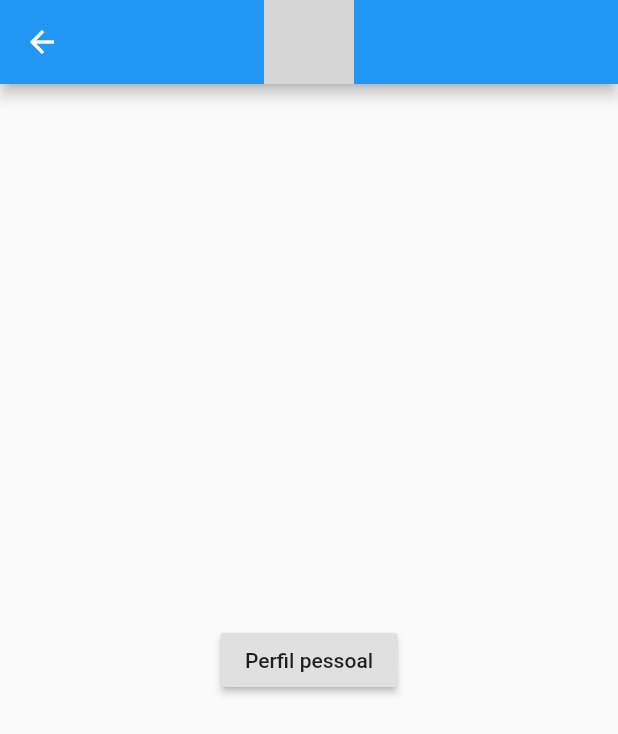
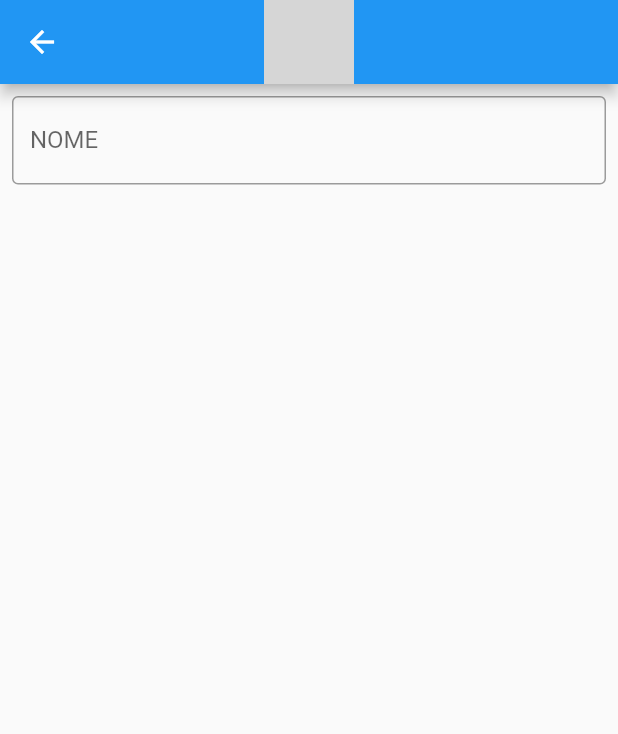
Before and after one commit to GabrielCamMon/majob, a Flutter app: the EditPersonalProfile screen opened directly, on a phone screen of 412 x 824 dp. Shown: the top 734 px of the screen. Run offline on Flutter 3.47's test engine with Material 2 defaults, Android fonts, the phone set to English and light mode, and no system bars; our stand-ins replace firebase_auth, firebase_database, google_sign_in; accounts and stored records are empty; grey boxes are pictures that could not be loaded.

Commit message:
iniciando criar o formulario de editar perfil

```diff
--- a/lib/main.dart
+++ b/lib/main.dart
@@ -1,6 +1,7 @@
 import 'package:flutter/material.dart';
 import 'package:majob/Match/model/MatchCard.dart';
 import 'package:majob/SignIn/SignIn.dart';
+import 'package:majob/profile/view/editPersonalProfile.dart';
 import 'package:majob/profile/view/profile.dart';
 import './Main/main_login.dart';
 import './Match/Match.dart';
@@ -42,8 +43,9 @@ class _MyHomeState extends State<MyHome> {
   Widget build(BuildContext context) {
     return Container(
       //child: Match(),
-      //child: SignIn(),
+      // child: SignIn() ,
       child: Main(),
+      // child: EditPersonalProfile(),
       //child:ChatScreen()
     );
   }
--- a/lib/profile/model/profile.dart
+++ b/lib/profile/model/profile.dart
@@ -1,16 +1,18 @@
 
 class ProfileModel {
+
   String name;
   String sex;
-  String age;
+  String birth;
   String city;
   String specialty;
 
   ProfileModel({
     this.name,
     this.sex,
-    this.age,
+    this.birth,
     this.city,
     this.specialty
   });
+
 }
--- a/lib/profile/view/editPersonalProfile.dart
+++ b/lib/profile/view/editPersonalProfile.dart
@@ -1,17 +1,29 @@
 import 'package:flutter/material.dart';
 import 'package:majob/Main/widget/appBarMajob.dart';
 
-class EditPersonalProfile extends StatelessWidget {
+class EditPersonalProfile extends StatefulWidget {
+
+  @override
+  _EditPersonalProfile createState() => _EditPersonalProfile();
+}
+
+class _EditPersonalProfile extends State<EditPersonalProfile>{
   @override
   Widget build(BuildContext context) {
     return Scaffold(
       appBar: AppBarMajob(),
-      body: Center(
-        child: RaisedButton(
-          child: Text('Perfil pessoal'),
-          onPressed: () {
-            // Navigate to second route when tapped.
-          },
+      body: Padding(
+        padding: const EdgeInsets.all(8),
+        child: Column(
+          children: <Widget>[
+            TextField(
+
+              decoration: InputDecoration(
+                labelText: 'NOME',
+                border: OutlineInputBorder()
+              ),
+            )
+          ],
         ),
       ),
     );
--- a/lib/profile/view/profile.dart
+++ b/lib/profile/view/profile.dart
@@ -8,7 +8,7 @@ class Profile extends StatelessWidget {
 
   final profile= ProfileModel(
     name: 'Alexandre Oliveira Ribeiro',
-    age: '25',
+    birth: '17/12/1994',
     city: 'Fortaleza',
     sex: 'M',
     specialty: 'Desenvolvedor de Sitemas'
@@ -55,6 +55,7 @@ class Profile extends StatelessWidget {
   Widget build(BuildContext context) {
 
     void navigationPersonalProfile(){
+
        Navigator.push(
         context,
         MaterialPageRoute(
--- /dev/null
+++ b/lib/profile/widget/TextFieldEditForm.dart
@@ -0,0 +1 @@
+// st
```
